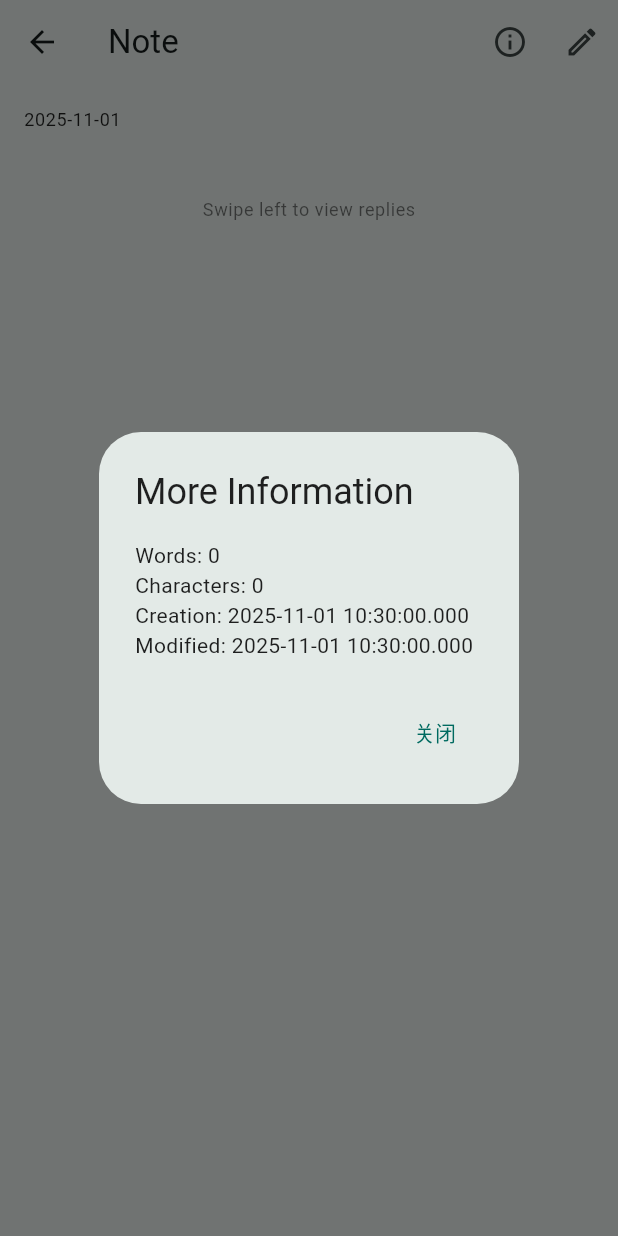
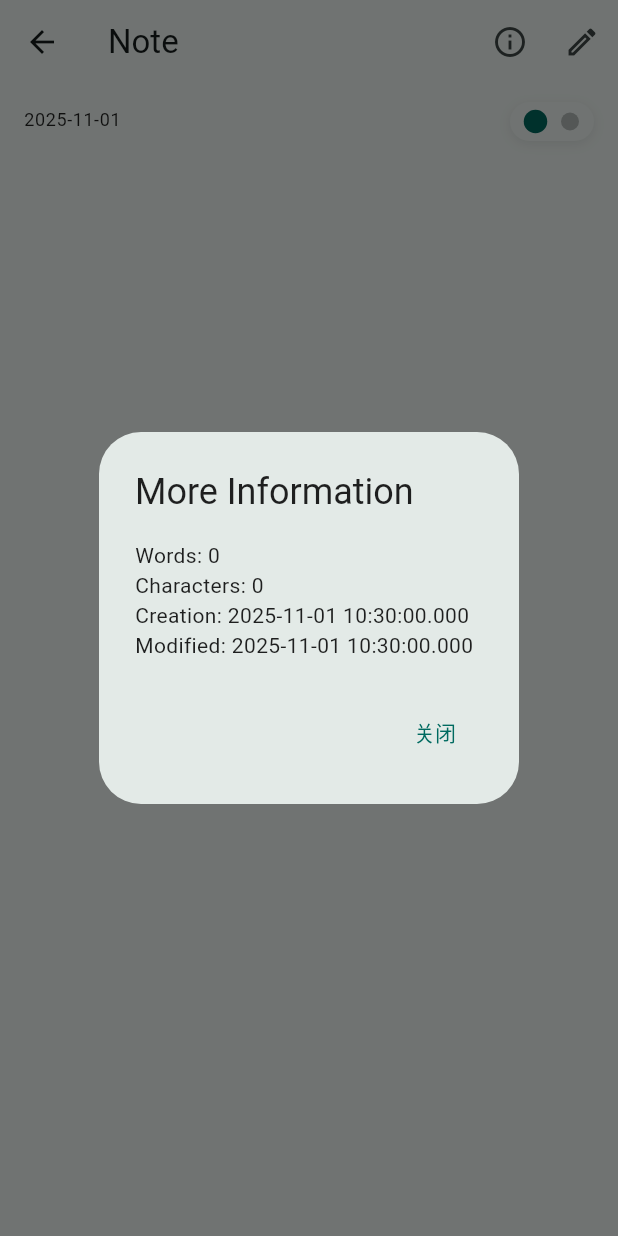
Before and after one commit to ZhiH2333/Blocap, a Flutter app: the NoteReaderPage screen opened directly with empty values, after a tap on the "info outline" icon, on a phone screen of 412 x 824 dp. Run offline on Flutter 3.47's test engine with Material 3 defaults, Android fonts, the phone set to English and light mode, and no system bars; our stand-ins replace fl_chart, flutter_markdown, share_plus, table_calendar; missing offline and left inert: file_selector; statements that could not run were skipped.

Commit message:
增加了左右滑动提示灯

```diff
--- a/lib/pages/note_reader_page.dart
+++ b/lib/pages/note_reader_page.dart
@@ -19,8 +19,7 @@ class NoteReaderPage extends StatefulWidget {
   State<NoteReaderPage> createState() => _NoteReaderPageState();
 }
 
-class _NoteReaderPageState extends State<NoteReaderPage>
-    with SingleTickerProviderStateMixin {
+class _NoteReaderPageState extends State<NoteReaderPage> {
   late Note _note;
 
   final PageController _pageController = PageController();
@@ -28,18 +27,11 @@ class _NoteReaderPageState extends State<NoteReaderPage>
 
   final TextEditingController _commentController = TextEditingController();
   final FocusNode _commentFocusNode = FocusNode();
-  late final AnimationController _pulseController;
-  late final Animation<double> _pulseAnim;
 
   @override
   void initState() {
     super.initState();
     _note = widget.note;
-    _pulseController = AnimationController(
-        vsync: this, duration: const Duration(milliseconds: 900))
-      ..repeat(reverse: true);
-    _pulseAnim = Tween<double>(begin: 0.9, end: 1.2).animate(
-        CurvedAnimation(parent: _pulseController, curve: Curves.easeInOut));
   }
 
   @override
@@ -47,7 +39,6 @@ class _NoteReaderPageState extends State<NoteReaderPage>
     _pageController.dispose();
     _commentController.dispose();
     _commentFocusNode.dispose();
-    _pulseController.dispose();
     super.dispose();
   }
 
@@ -83,7 +74,9 @@ class _NoteReaderPageState extends State<NoteReaderPage>
       body: GestureDetector(
         behavior: HitTestBehavior.translucent,
         onTap: () => FocusScope.of(context).unfocus(),
-        child: PageView(
+        child: Stack(
+          children: [
+            PageView(
               controller: _pageController,
               onPageChanged: (i) => setState(() => _pageIndex = i),
               children: [
@@ -91,6 +84,92 @@ class _NoteReaderPageState extends State<NoteReaderPage>
                 _buildContentPage(context),
                 // Page 1: Replies only
                 _buildRepliesPage(context),
+              ],
+            ),
+            // Floating two-dot indicator — moved to top-right of the page
+            Positioned(
+              top: 12,
+              right: 16,
+              child: Container(
+                padding:
+                    const EdgeInsets.symmetric(horizontal: 10, vertical: 6),
+                decoration: BoxDecoration(
+                  color: Theme.of(context).colorScheme.surface,
+                  borderRadius: BorderRadius.circular(20),
+                  boxShadow: [
+                    BoxShadow(
+                      color: Colors.black.withAlpha(20),
+                      blurRadius: 6,
+                      offset: const Offset(0, 2),
+                    )
+                  ],
+                ),
+                child: Row(
+                  mainAxisSize: MainAxisSize.min,
+                  children: [
+                    // animated dot 1
+                    TweenAnimationBuilder<double>(
+                      tween: Tween<double>(
+                          begin: _pageIndex == 0 ? 1.0 : 0.9,
+                          end: _pageIndex == 0 ? 1.0 : 0.9),
+                      duration: const Duration(milliseconds: 220),
+                      curve: Curves.easeInOut,
+                      builder: (context, scale, child) {
+                        final active = _pageIndex == 0;
+                        return Transform.scale(
+                          scale: active ? 1.12 : 1.0,
+                          child: AnimatedContainer(
+                            duration: const Duration(milliseconds: 220),
+                            curve: Curves.easeInOut,
+                            width: active ? 14 : 12,
+                            height: active ? 14 : 12,
+                            decoration: BoxDecoration(
+                              shape: BoxShape.circle,
+                              color: active
+                                  ? Theme.of(context).colorScheme.primary
+                                  : Theme.of(context)
+                                      .colorScheme
+                                      .onSurface
+                                      .withAlpha((0.28 * 255).round()),
+                            ),
+                          ),
+                        );
+                      },
+                    ),
+                    const SizedBox(width: 10),
+                    // animated dot 2
+                    TweenAnimationBuilder<double>(
+                      tween: Tween<double>(
+                          begin: _pageIndex == 1 ? 1.0 : 0.9,
+                          end: _pageIndex == 1 ? 1.0 : 0.9),
+                      duration: const Duration(milliseconds: 220),
+                      curve: Curves.easeInOut,
+                      builder: (context, scale, child) {
+                        final active = _pageIndex == 1;
+                        return Transform.scale(
+                          scale: active ? 1.12 : 1.0,
+                          child: AnimatedContainer(
+                            duration: const Duration(milliseconds: 220),
+                            curve: Curves.easeInOut,
+                            width: active ? 14 : 12,
+                            height: active ? 14 : 12,
+                            decoration: BoxDecoration(
+                              shape: BoxShape.circle,
+                              color: active
+                                  ? Theme.of(context).colorScheme.primary
+                                  : Theme.of(context)
+                                      .colorScheme
+                                      .onSurface
+                                      .withAlpha((0.28 * 255).round()),
+                            ),
+                          ),
+                        );
+                      },
+                    ),
+                  ],
+                ),
+              ),
+            ),
           ],
         ),
       ),
@@ -182,17 +261,6 @@ class _NoteReaderPageState extends State<NoteReaderPage>
             ),
           ),
         const SizedBox(height: 12),
-        // Small hint at bottom of content page to indicate swipe for replies
-        Center(
-          child: Opacity(
-            opacity: 0.6,
-            child: Padding(
-              padding: const EdgeInsets.only(top: 8.0),
-              child: Text('Swipe left to view replies',
-                  style: Theme.of(context).textTheme.bodySmall),
-            ),
-          ),
-        ),
         const SizedBox(height: 68),
       ],
     );
@@ -207,29 +275,7 @@ class _NoteReaderPageState extends State<NoteReaderPage>
             mainAxisAlignment: MainAxisAlignment.spaceBetween,
             children: [
               Text('Replies', style: Theme.of(context).textTheme.titleLarge),
-              // Subtle swipe hint: colored dot + 'Swipe' text
-              Row(
-                mainAxisSize: MainAxisSize.min,
-                children: [
-                  ScaleTransition(
-                    scale: _pulseAnim,
-                    child: Container(
-                      width: 12,
-                      height: 12,
-                      decoration: BoxDecoration(
-                        color: Theme.of(context).colorScheme.primary,
-                        shape: BoxShape.circle,
-                      ),
-                    ),
-                  ),
-                  const SizedBox(width: 8),
-                  Opacity(
-                    opacity: 0.85,
-                    child: Text('Swipe',
-                        style: Theme.of(context).textTheme.bodyMedium),
-                  ),
-                ],
-              ),
+              const SizedBox.shrink(),
             ],
           ),
         ),
```
Lines whose indentation alone changed are shown as unchanged.
